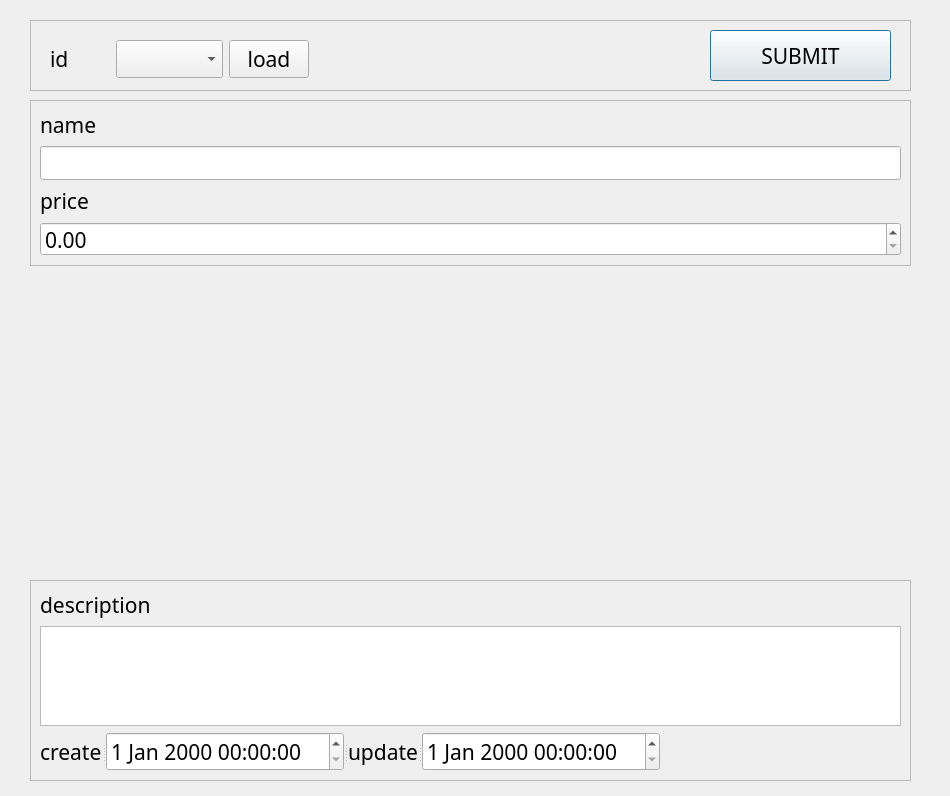
Before: the Qt Designer form ui/ipDialog.ui in SuhYeoJee/OrderManager, drawn with Qt 5.
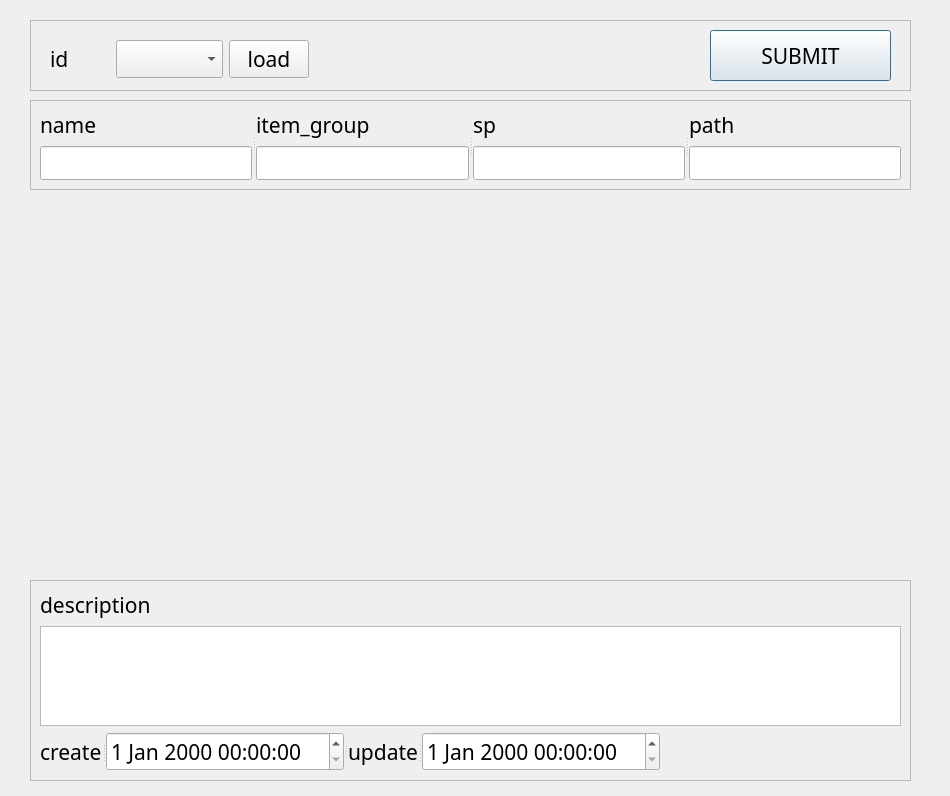
After: the same form once the commit is applied.

The edit to the form file:
```diff
--- a/ui/ipDialog.ui
+++ b/ui/ipDialog.ui
@@ -25,7 +25,7 @@
      <x>30</x>
      <y>100</y>
      <width>881</width>
-     <height>166</height>
+     <height>90</height>
     </rect>
    </property>
    <property name="frameShape">
@@ -36,6 +36,11 @@
    </property>
    <layout class="QGridLayout" name="gridLayout">
     <item row="0" column="0">
+     <widget class="QSplitter" name="splitter_2">
+      <property name="orientation">
+       <enum>Qt::Horizontal</enum>
+      </property>
+      <widget class="QWidget" name="layoutWidget">
      <layout class="QVBoxLayout" name="verticalLayout_5">
       <item>
        <widget class="QLabel" name="label_14">
@@ -45,23 +50,81 @@
        </widget>
       </item>
       <item>
-       <widget class="QLineEdit" name="nameLineEdit"/>
-      </item>
-     </layout>
-    </item>
-    <item row="1" column="0">
-     <layout class="QVBoxLayout" name="verticalLayout">
+         <widget class="QLineEdit" name="nameLineEdit">
+          <property name="maximumSize">
+           <size>
+            <width>500</width>
+            <height>16777215</height>
+           </size>
+          </property>
+         </widget>
+        </item>
+       </layout>
+      </widget>
+      <widget class="QWidget" name="layoutWidget_2">
+       <layout class="QVBoxLayout" name="verticalLayout_6">
+        <item>
+         <widget class="QLabel" name="label_19">
+          <property name="text">
+           <string>item_group</string>
+          </property>
+         </widget>
+        </item>
       <item>
-       <widget class="QLabel" name="label_13">
+         <widget class="QLineEdit" name="item_groupLineEdit">
+          <property name="maximumSize">
+           <size>
+            <width>500</width>
+            <height>16777215</height>
+           </size>
+          </property>
+         </widget>
+        </item>
+       </layout>
+      </widget>
+      <widget class="QWidget" name="layoutWidget_4">
+       <layout class="QVBoxLayout" name="verticalLayout_9">
+        <item>
+         <widget class="QLabel" name="label_22">
         <property name="text">
-         <string>price</string>
+           <string>sp</string>
         </property>
        </widget>
       </item>
       <item>
-       <widget class="QDoubleSpinBox" name="priceDoubleSpinBox"/>
-      </item>
-     </layout>
+         <widget class="QLineEdit" name="spLineEdit">
+          <property name="maximumSize">
+           <size>
+            <width>500</width>
+            <height>16777215</height>
+           </size>
+          </property>
+         </widget>
+        </item>
+       </layout>
+      </widget>
+      <widget class="QWidget" name="layoutWidget_3">
+       <layout class="QVBoxLayout" name="verticalLayout_7">
+        <item>
+         <widget class="QLabel" name="label_20">
+          <property name="text">
+           <string>path</string>
+          </property>
+         </widget>
+        </item>
+        <item>
+         <widget class="QLineEdit" name="pathLineEdit">
+          <property name="maximumSize">
+           <size>
+            <width>500</width>
+            <height>16777215</height>
+           </size>
+          </property>
+         </widget>
+        </item>
+       </layout>
+      </widget>
+     </widget>
     </item>
    </layout>
   </widget>
```
Lines whose indentation alone changed are shown as unchanged.
